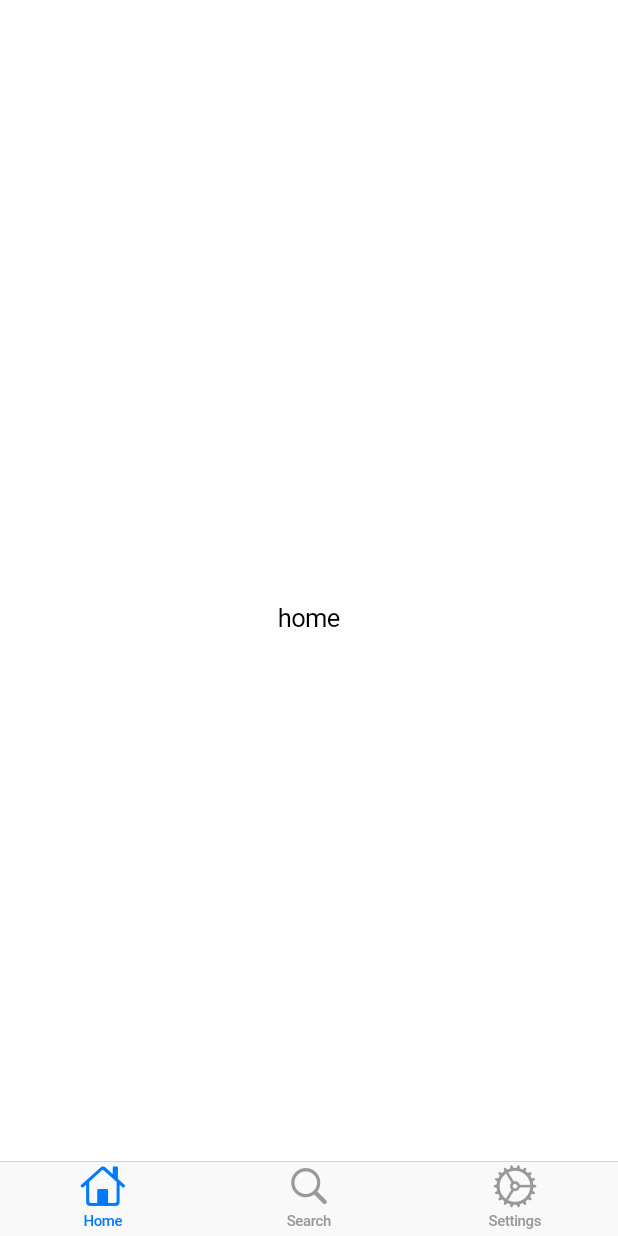
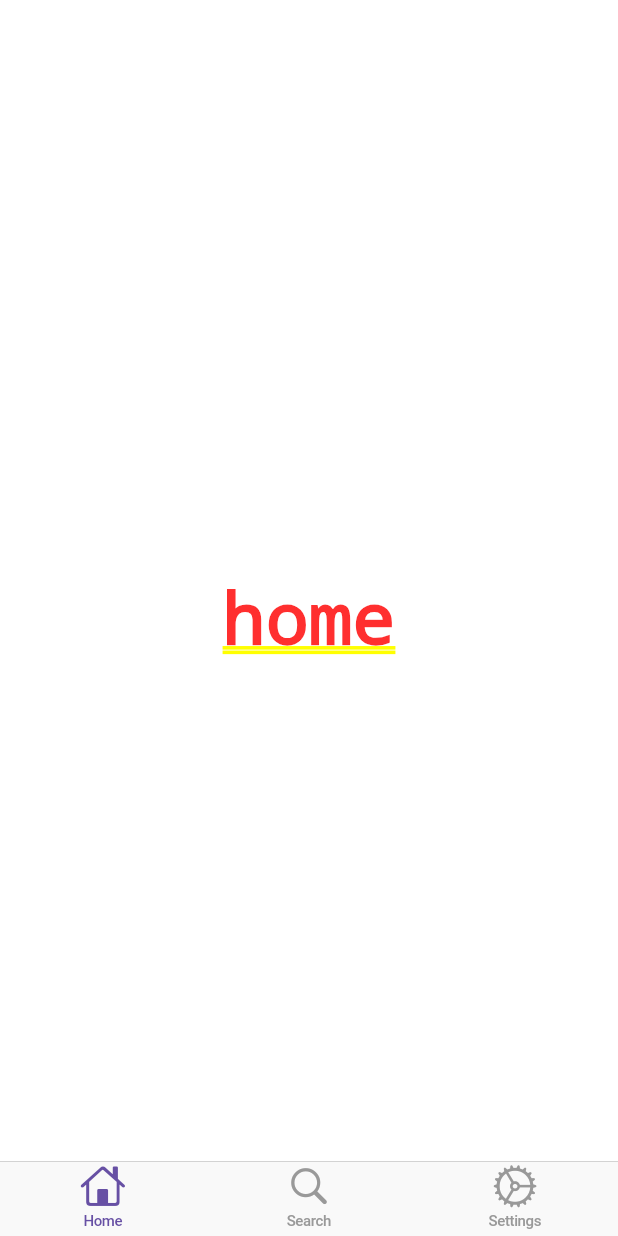
Before and after one commit to Abdul-lembariti/tiktok_clone, a Flutter app: the screen it shows after launch, on a phone screen of 412 x 824 dp. Run offline on Flutter 3.47's test engine with Material 3 defaults, Android fonts, the phone set to English and light mode, and no system bars; our stand-ins replace font_awesome_flutter.

```diff
--- a/lib/main.dart
+++ b/lib/main.dart
@@ -1,4 +1,3 @@
-import 'package:flutter/cupertino.dart';
 import 'package:flutter/material.dart';
 import 'package:tiktok_clone/constants/sizes.dart';
 import 'package:tiktok_clone/features/tab_navigation/main_navigation.dart';
@@ -12,9 +11,9 @@ class TikTokApp extends StatelessWidget {
 
   @override
   Widget build(BuildContext context) {
-    return const CupertinoApp(
+    return MaterialApp(
       title: 'Tiktok Clone',
-      /* theme: ThemeData(
+      theme: ThemeData(
         scaffoldBackgroundColor: Colors.white,
         primaryColor: const Color(0xFFE9435A),
         appBarTheme: const AppBarTheme(
@@ -27,8 +26,8 @@ class TikTokApp extends StatelessWidget {
             fontWeight: FontWeight.bold,
           ),
         ),
-      ), */
-      home: MainNavigation(),
+      ),
+      home: const MainNavigation(),
     );
   }
 }
```
